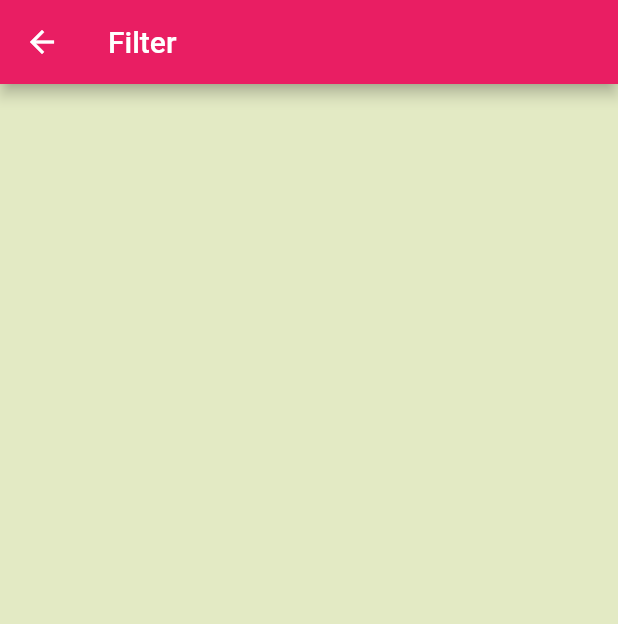
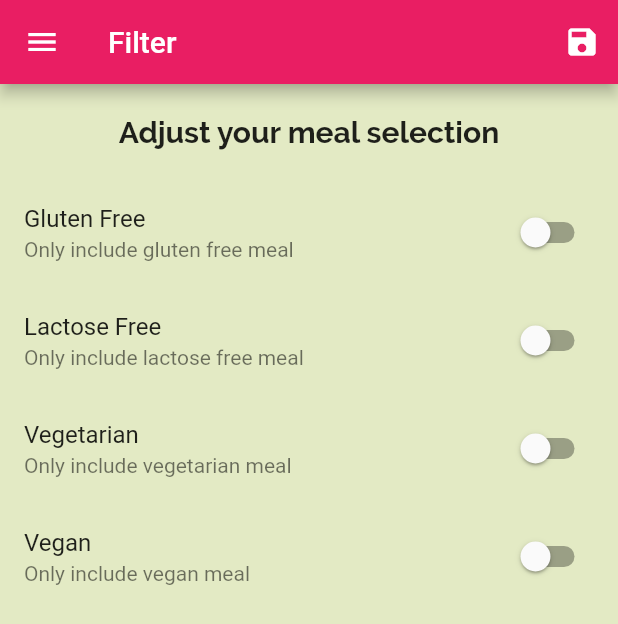
Before and after one commit to SaiEainkKham/LearnFlutter, a Flutter app: the FilteredPage screen opened by its route, on a phone screen of 412 x 824 dp. Shown: the top 624 px of the screen. Run offline on Flutter 3.47's test engine with Material 2 defaults, Android fonts, the phone set to English and light mode, and no system bars.

Commit message:
Add Filter to meal_app

```diff
--- a/03_MealApp/lib/main.dart
+++ b/03_MealApp/lib/main.dart
@@ -6,12 +6,42 @@ import 'package:meal_app/pages/favorite_page.dart';
 import 'package:meal_app/pages/filter_page.dart';
 import 'package:meal_app/pages/item_page.dart';
 import 'package:meal_app/pages/meal_detail_page.dart';
+import 'package:meal_app/models/meal.dart';
+import 'package:meal_app/data/dummy_data.dart';
 import 'package:meal_app/pages/my_home_page.dart';
 
-void main() => runApp(const MyApp());
+void main() => runApp(MyApp());
 
-class MyApp extends StatelessWidget {
-  const MyApp({super.key});
+class MyApp extends StatefulWidget {
+  MyApp({super.key});
+
+  @override
+  State<MyApp> createState() => _MyAppState();
+}
+
+class _MyAppState extends State<MyApp> {
+  Map<String, bool> _filters = {
+    'gluten': false,
+    'lactose': false,
+    'vegan': false,
+    'vegetarian': false,
+  };
+
+  List<Meal> _availableMeal = DUMMY_MEALS;
+
+  void _setFilters(Map<String, bool> filterdata) {
+    setState(() {
+      _filters = filterdata;
+      _availableMeal = DUMMY_MEALS.where((meal) {
+        if (_filters['gluten']! && !meal.isGlutenFree) return false;
+        if (_filters['lactose']! && !meal.isLactoseFree) return false;
+        if (_filters['vegan']! && !meal.isVegan) return false;
+        if (_filters['vegetarian']! && !meal.isVegetarian) return false;
+
+        return true;
+      }).toList();
+    });
+  }
 
   @override
   Widget build(BuildContext context) {
@@ -46,10 +76,11 @@ class MyApp extends StatelessWidget {
       routes: {
         '/': (ctx) => MyHomePage(),
         CategoryPage.routeName: (ctx) => CategoryPage(),
-        ItemPage.routeName: (ctx) => ItemPage(),
+        ItemPage.routeName: (ctx) => ItemPage(availableMeals: _availableMeal),
         MealDetailPage.routeName: (ctx) => MealDetailPage(),
         FavoritePage.routeName: (ctx) => FavoritePage(),
-        FilteredPage.routeName: (ctx) => FilteredPage(),
+        FilteredPage.routeName: (ctx) =>
+            FilteredPage(saveFilter: _setFilters, currentFilter: _filters),
       },
       onGenerateRoute: (settings) {
         return MaterialPageRoute(
--- a/03_MealApp/lib/pages/filter_page.dart
+++ b/03_MealApp/lib/pages/filter_page.dart
@@ -1,14 +1,136 @@
 import 'package:flutter/material.dart';
+import 'package:meal_app/widgets/main_drawer.dart';
 
-class FilteredPage extends StatelessWidget {
+class FilteredPage extends StatefulWidget {
   static const routeName = '/filter-page';
-  const FilteredPage({super.key});
+
+  final Function saveFilter;
+  final Map<String, bool> currentFilter;
+
+  const FilteredPage({
+    super.key,
+    required this.saveFilter,
+    required this.currentFilter,
+  });
+
+  @override
+  State<FilteredPage> createState() => _FilteredPageState();
+}
+
+class _FilteredPageState extends State<FilteredPage> {
+  var _glutenFree = false;
+  var _lactoseFree = false;
+  var _vegan = false;
+  var _vegetarian = false;
+
+  @override
+  void initState() {
+    _glutenFree = widget.currentFilter['gluten'] as bool;
+    _lactoseFree = widget.currentFilter['lactose'] as bool;
+    _vegan = widget.currentFilter['vegan'] as bool;
+    _vegetarian = widget.currentFilter['vegetarian'] as bool;
+    super.initState();
+  }
+
+  Widget _buildSwitchListTile(
+    String title,
+    String subtitle,
+    bool value,
+    Function(bool) updataValue,
+  ) {
+    return SwitchListTile(
+      title: Text(title),
+      value: value,
+      subtitle: Text(subtitle),
+      onChanged: updataValue,
+    );
+  }
 
   @override
   Widget build(BuildContext context) {
     return Scaffold(
       appBar: AppBar(
-        title: Text('Filter'),
+        title: const Text('Filter'),
+        actions: [
+          IconButton(
+            onPressed: () {
+              final selectedFilter = {
+                'gluten': _glutenFree,
+                'lactose': _lactoseFree,
+                'vegan': _vegan,
+                'vegetarian': _vegetarian,
+              };
+              widget.saveFilter(selectedFilter);
+            },
+            icon: Icon(Icons.save),
+          )
+        ],
+      ),
+      drawer: const MainDrawer(),
+      body: Column(
+        children: [
+          Container(
+            padding: const EdgeInsets.all(20),
+            child: Text(
+              'Adjust your meal selection',
+              style: Theme.of(context).textTheme.bodyLarge,
+            ),
+          ),
+          Expanded(
+            child: ListView(
+              children: [
+                _buildSwitchListTile(
+                  'Gluten Free',
+                  'Only include gluten free meal',
+                  _glutenFree,
+                  (newValue) {
+                    setState(
+                      () {
+                        _glutenFree = newValue;
+                      },
+                    );
+                  },
+                ),
+                _buildSwitchListTile(
+                  'Lactose Free',
+                  'Only include lactose free meal',
+                  _lactoseFree,
+                  (newValue) {
+                    setState(
+                      () {
+                        _lactoseFree = newValue;
+                      },
+                    );
+                  },
+                ),
+                _buildSwitchListTile(
+                  'Vegetarian',
+                  'Only include vegetarian meal',
+                  _vegetarian,
+                  (newValue) {
+                    setState(
+                      () {
+                        _vegetarian = newValue;
+                      },
+                    );
+                  },
+                ),
+                _buildSwitchListTile(
+                  'Vegan',
+                  'Only include vegan meal',
+                  _vegan,
+                  (newValue) {
+                    setState(
+                      () {
+                        _vegan = newValue;
+                      },
+                    );
+                  },
+                ),
+              ],
+            ),
+          )
+        ],
       ),
     );
   }
--- a/03_MealApp/lib/pages/my_home_page.dart
+++ b/03_MealApp/lib/pages/my_home_page.dart
@@ -43,7 +43,7 @@ class _MyHomePageState extends State<MyHomePage> {
           BottomNavigationBarItem(icon: Icon(Icons.star), label: 'Favorite'),
         ],
       ),
-      drawer: MainDrawer(),
+      drawer: const MainDrawer(),
     );
   }
 }
```
Also changed, not shown: 03_MealApp/lib/pages/item_page.dart (+37 -17 lines).
